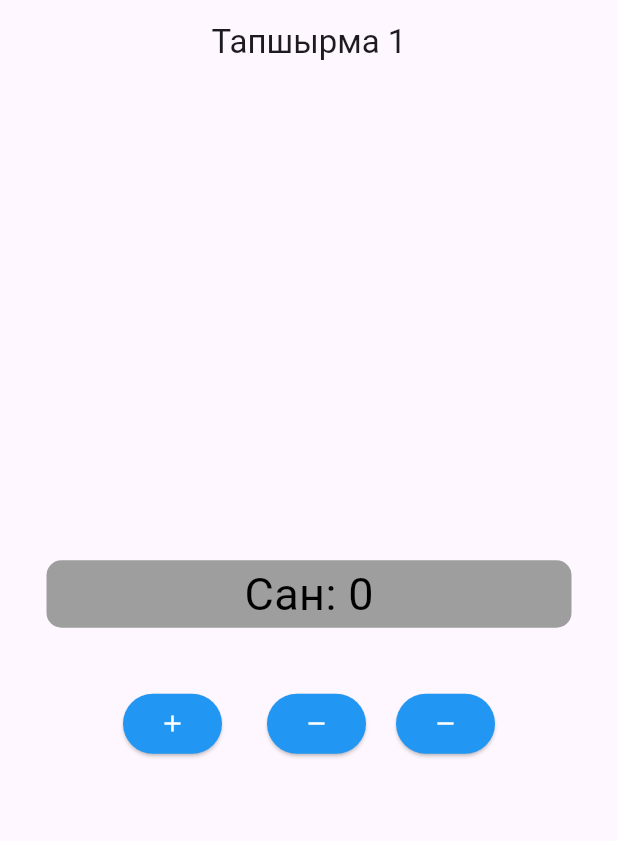
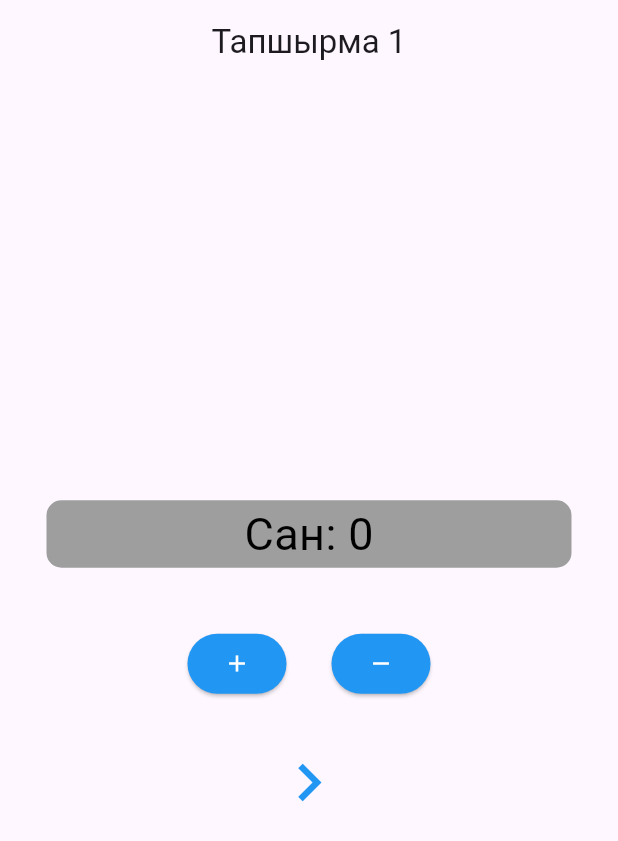
Before and after one commit to AisuluuIlichbek/Flutter, a Flutter app: the screen it shows after launch, on a phone screen of 412 x 824 dp. Shown: the top 841 px of the screen. Run offline on Flutter 3.47's test engine with Material 3 defaults, Android fonts, the phone set to English and light mode, and no system bars; our stand-ins replace get.

Commit message:
first commit

```diff
--- /dev/null
+++ b/lib/getX_lesson/first/controller/first_controller.dart
@@ -0,0 +1,14 @@
+import 'package:get/get.dart';
+
+class FirstViewController extends GetxController {
+  Rx<int> san = 0.obs;
+  RxInt number = 0.obs;
+
+  void koshuu() {
+    san.value = san.value + 1;
+  }
+
+  void kemitu() {
+    san.value = san.value - 1;
+  }
+}
--- /dev/null
+++ b/lib/getX_lesson/first/view/first_view.dart
@@ -0,0 +1,84 @@
+import 'dart:developer';
+
+import 'package:flutter/material.dart';
+import 'package:get/get_instance/src/extension_instance.dart';
+import 'package:get/state_manager.dart';
+import 'package:tapshyrma_1/getX_lesson/first/controller/first_controller.dart';
+import 'package:tapshyrma_1/setState_lesson/second_page.dart';
+
+class FirstView extends StatelessWidget {
+  FirstView({super.key});
+  int number = 0;
+  FirstViewController firstViewController = Get.put(FirstViewController());
+  @override
+  Widget build(BuildContext context) {
+    firstViewController.number++;
+    log('number build ---> ${firstViewController.number}');
+    return Scaffold(
+      appBar: AppBar(
+        title: const Center(child: Text('Тапшырма 1')),
+      ),
+      body: Column(mainAxisAlignment: MainAxisAlignment.center, children: [
+        Center(
+          child: Container(
+            child: Center(
+              child: Obx(
+                () => Text(
+                  'Сан: ${firstViewController.san}',
+                  style: const TextStyle(color: Colors.black, fontSize: 30),
+                ),
+              ),
+            ),
+            width: 350,
+            height: 45,
+            decoration: BoxDecoration(
+              borderRadius: BorderRadius.circular(10),
+              color: Colors.grey,
+            ),
+          ),
+        ),
+        const SizedBox(
+          height: 40,
+        ),
+        Row(
+          mainAxisAlignment: MainAxisAlignment.center,
+          children: [
+            ElevatedButton(
+              style: ElevatedButton.styleFrom(backgroundColor: Colors.blue),
+              onPressed: firstViewController.koshuu,
+              child: const Icon(Icons.add, color: Colors.white),
+            ),
+            const SizedBox(
+              width: 30,
+            ),
+            ElevatedButton(
+              style: ElevatedButton.styleFrom(backgroundColor: Colors.blue),
+              onPressed: firstViewController.kemitu,
+              child: const Icon(
+                Icons.remove,
+                color: Colors.white,
+              ),
+            ),
+          ],
+        ),
+        const SizedBox(
+          height: 30,
+        ),
+        GestureDetector(
+          onTap: () {
+            Navigator.push(
+                context,
+                MaterialPageRoute(
+                    builder: (context) =>
+                        SecondPage(data: firstViewController.san.toString())));
+          },
+          child: const Icon(
+            Icons.navigate_next,
+            color: Colors.blue,
+            size: 50,
+          ),
+        ),
+      ]),
+    );
+  }
+}
--- a/lib/main.dart
+++ b/lib/main.dart
@@ -1,5 +1,6 @@
 import 'package:flutter/material.dart';
-import 'package:tapshyrma_1/my_home_page.dart';
+import 'package:get/route_manager.dart';
+import 'package:tapshyrma_1/getX_lesson/first/view/first_view.dart';
 
 void main() {
   runApp(const MyApp());
@@ -10,9 +11,6 @@ class MyApp extends StatelessWidget {
 
   @override
   Widget build(BuildContext context) {
-    return const MaterialApp(
-      debugShowCheckedModeBanner: false,
-      home: MyHomePage(),
-    );
+    return GetMaterialApp(debugShowCheckedModeBanner: false, home: FirstView());
   }
 }
--- a/pubspec.yaml
+++ b/pubspec.yaml
@@ -34,6 +34,7 @@ dependencies:
   # The following adds the Cupertino Icons font to your application.
   # Use with the CupertinoIcons class for iOS style icons.
   cupertino_icons: ^1.0.8
+  get: ^4.7.3
 
 dev_dependencies:
   flutter_test:
```
Also changed, not shown: lib/getX_lesson/second/second_view.dart (added, +87 -0 lines), lib/setState_lesson/my_home_page.dart (renamed from lib/my_home_page.dart, +22 -15 lines), lib/setState_lesson/second_page.dart (added, +42 -0 lines), pubspec.lock, 4 other files.
